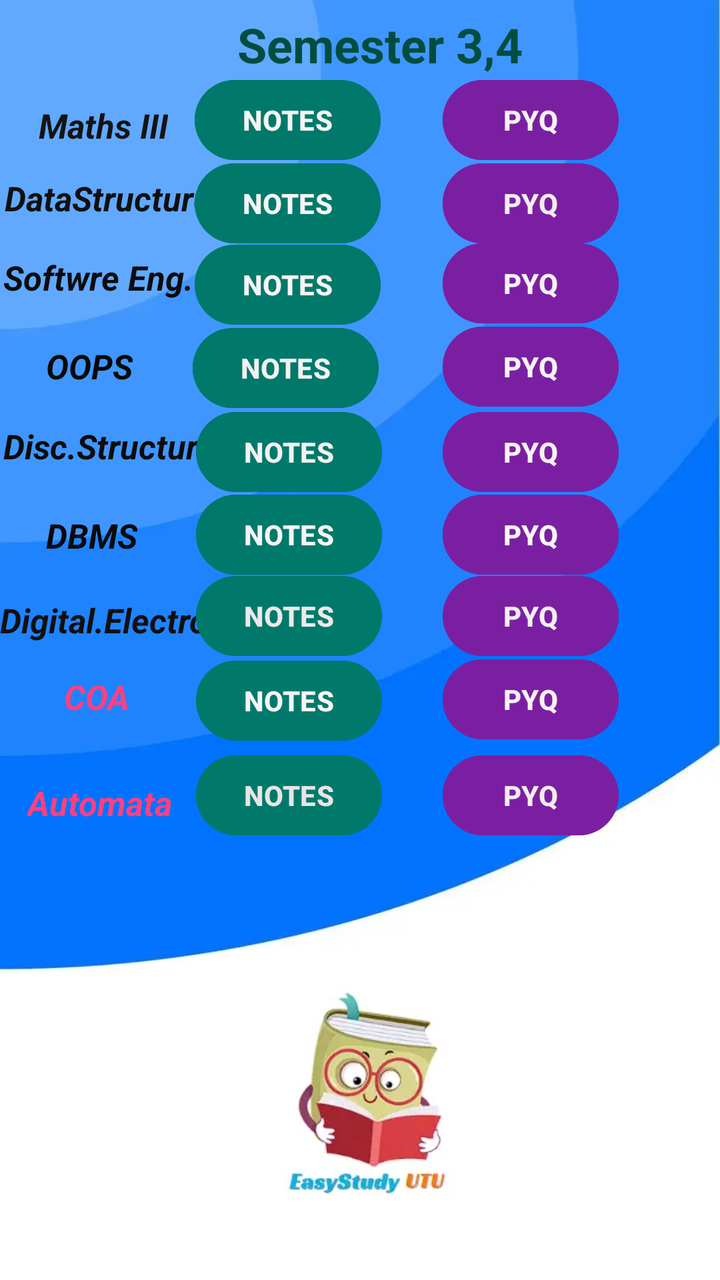
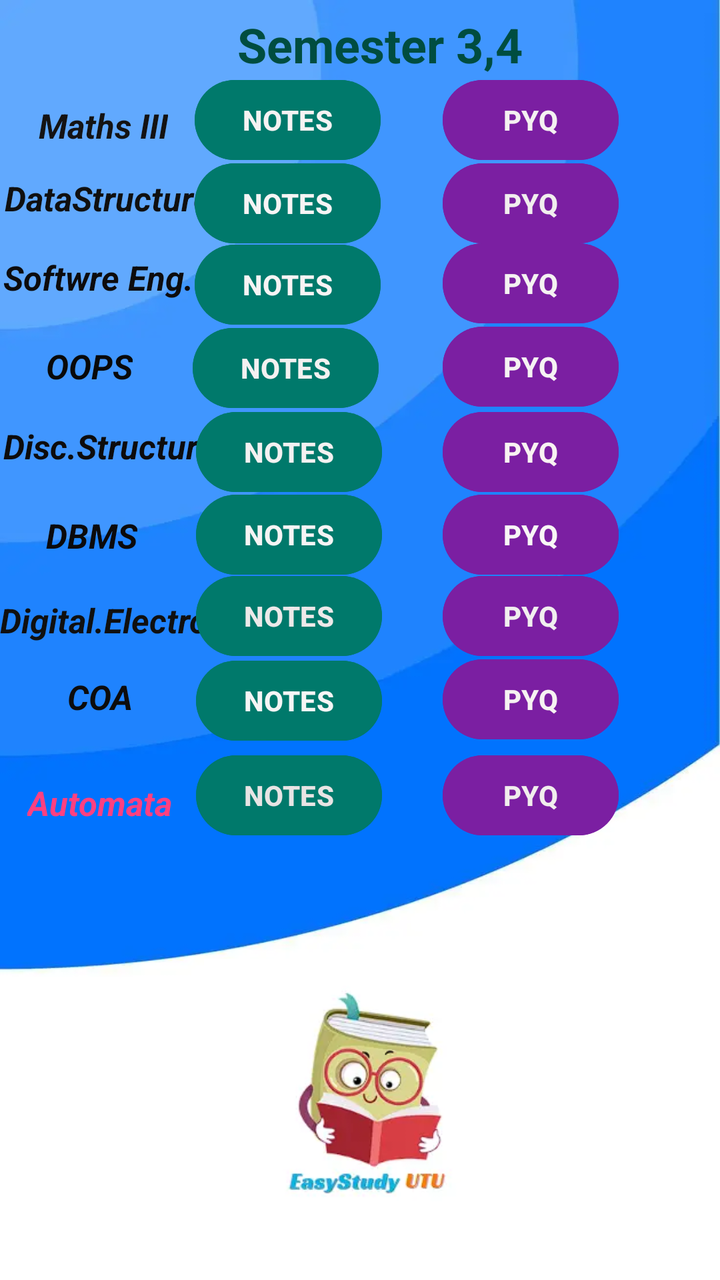

An Android layout rendered at two revisions. The XML below is the earlier revision; the diff shows what the commit changed to produce the second picture.
<!-- AndroidManifest.xml: application theme Theme.EasyStudyUTU -->
<!-- res/layout/activity_second_year.xml -->
<?xml version="1.0" encoding="utf-8"?>
<androidx.constraintlayout.widget.ConstraintLayout xmlns:android="http://schemas.android.com/apk/res/android"
    xmlns:app="http://schemas.android.com/apk/res-auto"
    xmlns:tools="http://schemas.android.com/tools"
    android:layout_width="match_parent"
    android:layout_height="match_parent"
    android:background="@drawable/background2"
    tools:context=".SecondYear">

    <TextView
        android:id="@+id/textView11"
        android:layout_width="wrap_content"
        android:layout_height="wrap_content"
        android:backgroundTint="#DFD6E1"
        android:text="Semester 3,4"
        android:textColor="#004D40"
        android:textSize="24dp"
        android:textStyle="bold"
        app:layout_constraintBottom_toBottomOf="parent"
        app:layout_constraintEnd_toEndOf="parent"
        app:layout_constraintHorizontal_bias="0.546"
        app:layout_constraintStart_toStartOf="parent"
        app:layout_constraintTop_toTopOf="parent"
        app:layout_constraintVertical_bias="0.01" />

    <ImageView
        android:id="@+id/imageView5"
        android:layout_width="160dp"
        android:layout_height="147dp"
        app:layout_constraintBottom_toBottomOf="parent"
        app:layout_constraintEnd_toEndOf="parent"
        app:layout_constraintHorizontal_bias="0.498"
        app:layout_constraintStart_toStartOf="parent"
        app:layout_constraintTop_toTopOf="parent"
        app:layout_constraintVertical_bias="0.972"
        app:srcCompat="@drawable/applogo" />

    <TextView
        android:id="@+id/textView12"
        android:layout_width="wrap_content"
        android:layout_height="wrap_content"
        android:text="Maths III"
        android:textColor="#141313"
        android:textSize="17dp"
        android:textStyle="bold|italic"
        app:layout_constraintBottom_toBottomOf="parent"
        app:layout_constraintEnd_toEndOf="parent"
        app:layout_constraintHorizontal_bias="0.066"
        app:layout_constraintStart_toStartOf="parent"
        app:layout_constraintTop_toTopOf="parent"
        app:layout_constraintVertical_bias="0.083" />

    <TextView
        android:id="@+id/textView13"
        android:layout_width="106dp"
        android:layout_height="27dp"
        android:text="DataStructure"
        android:textColor="#101010"
        android:textSize="17dp"
        android:textStyle="bold|italic"
        app:layout_constraintBottom_toBottomOf="parent"
        app:layout_constraintEnd_toEndOf="parent"
        app:layout_constraintHorizontal_bias="0.009"
        app:layout_constraintStart_toStartOf="parent"
        app:layout_constraintTop_toTopOf="parent"
        app:layout_constraintVertical_bias="0.143" />

    <Button
        android:id="@+id/math3notes"
        android:layout_width="wrap_content"
        android:layout_height="wrap_content"
        android:backgroundTint="#00796B"
        android:text="NOTES"
        android:textColor="#F6F3F3"
        android:textStyle="bold"
        app:layout_constraintBottom_toBottomOf="parent"
        app:layout_constraintEnd_toEndOf="parent"
        app:layout_constraintHorizontal_bias="0.364"
        app:layout_constraintStart_toStartOf="parent"
        app:layout_constraintTop_toTopOf="parent"
        app:layout_constraintVertical_bias="0.061" />

    <Button
        android:id="@+id/math3pyq"
        android:layout_width="wrap_content"
        android:layout_height="wrap_content"
        android:backgroundTint="#7B1FA2"
        android:text="PYQ"
        android:textColor="#F4F1F1"
        android:textStyle="bold"
        app:layout_constraintBottom_toBottomOf="parent"
        app:layout_constraintEnd_toEndOf="parent"
        app:layout_constraintHorizontal_bias="0.814"
        app:layout_constraintStart_toStartOf="parent"
        app:layout_constraintTop_toTopOf="parent"
        app:layout_constraintVertical_bias="0.061" />

    <Button
        android:id="@+id/dsanotes"
        android:layout_width="wrap_content"
        android:layout_height="wrap_content"
        android:backgroundTint="#00796B"
        android:text="NOTES"
        android:textColor="#F6F4F4"
        android:textStyle="bold"
        app:layout_constraintBottom_toBottomOf="parent"
        app:layout_constraintEnd_toEndOf="parent"
        app:layout_constraintHorizontal_bias="0.364"
        app:layout_constraintStart_toStartOf="parent"
        app:layout_constraintTop_toTopOf="parent"
        app:layout_constraintVertical_bias="0.131" />

    <Button
        android:id="@+id/dsapyq"
        android:layout_width="wrap_content"
        android:layout_height="wrap_content"
        android:backgroundTint="#7B1FA2"
        android:text="PYQ"
        android:textColor="#F1EEEE"
        android:textStyle="bold"
        app:layout_constraintBottom_toBottomOf="parent"
        app:layout_constraintEnd_toEndOf="parent"
        app:layout_constraintHorizontal_bias="0.814"
        app:layout_constraintStart_toStartOf="parent"
        app:layout_constraintTop_toTopOf="parent"
        app:layout_constraintVertical_bias="0.131" />

    <TextView
        android:id="@+id/textView14"
        android:layout_width="wrap_content"
        android:layout_height="wrap_content"
        android:text="Softwre Eng."
        android:textColor="#0D0C0D"
        android:textSize="17dp"
        android:textStyle="bold|italic"
        app:layout_constraintBottom_toBottomOf="parent"
        app:layout_constraintEnd_toEndOf="parent"
        app:layout_constraintHorizontal_bias="0.006"
        app:layout_constraintStart_toStartOf="parent"
        app:layout_constraintTop_toTopOf="parent"
        app:layout_constraintVertical_bias="0.206" />

    <Button
        android:id="@+id/softwarenotes"
        android:layout_width="wrap_content"
        android:layout_height="wrap_content"
        android:backgroundTint="#00796B"
        android:text="NOTES"
        android:textColor="#F8F4F4"
        android:textStyle="bold"
        app:layout_constraintBottom_toBottomOf="parent"
        app:layout_constraintEnd_toEndOf="parent"
        app:layout_constraintHorizontal_bias="0.364"
        app:layout_constraintStart_toStartOf="parent"
        app:layout_constraintTop_toTopOf="parent"
        app:layout_constraintVertical_bias="0.2" />

    <Button
        android:id="@+id/softwarepyq"
        android:layout_width="wrap_content"
        android:layout_height="wrap_content"
        android:backgroundTint="#7B1FA2"
        android:text="PYQ"
        android:textColor="#F4F2F2"
        android:textStyle="bold"
        app:layout_constraintBottom_toBottomOf="parent"
        app:layout_constraintEnd_toEndOf="parent"
        app:layout_constraintHorizontal_bias="0.814"
        app:layout_constraintStart_toStartOf="parent"
        app:layout_constraintTop_toTopOf="parent"
        app:layout_constraintVertical_bias="0.199" />

    <TextView
        android:id="@+id/textView15"
        android:layout_width="wrap_content"
        android:layout_height="wrap_content"
        android:text="OOPS"
        android:textColor="#090909"
        android:textSize="17dp"
        android:textStyle="bold|italic"
        app:layout_constraintBottom_toBottomOf="parent"
        app:layout_constraintEnd_toEndOf="parent"
        app:layout_constraintHorizontal_bias="0.073"
        app:layout_constraintStart_toStartOf="parent"
        app:layout_constraintTop_toTopOf="parent"
        app:layout_constraintVertical_bias="0.278" />

    <Button
        android:id="@+id/oopsnotes"
        android:layout_width="wrap_content"
        android:layout_height="wrap_content"
        android:backgroundTint="#00796B"
        android:text="NOTES"
        android:textColor="#F4F1F1"
        android:textStyle="bold"
        app:layout_constraintBottom_toBottomOf="parent"
        app:layout_constraintEnd_toEndOf="parent"
        app:layout_constraintHorizontal_bias="0.361"
        app:layout_constraintStart_toStartOf="parent"
        app:layout_constraintTop_toTopOf="parent"
        app:layout_constraintVertical_bias="0.27" />

    <Button
        android:id="@+id/oopspyq"
        android:layout_width="wrap_content"
        android:layout_height="wrap_content"
        android:backgroundTint="#7B1FA2"
        android:text="PYQ"
        android:textColor="#F6F3F3"
        android:textStyle="bold"
        app:layout_constraintBottom_toBottomOf="parent"
        app:layout_constraintEnd_toEndOf="parent"
        app:layout_constraintHorizontal_bias="0.814"
        app:layout_constraintStart_toStartOf="parent"
        app:layout_constraintTop_toTopOf="parent"
        app:layout_constraintVertical_bias="0.269" />

    <TextView
        android:id="@+id/textView16"
        android:layout_width="wrap_content"
        android:layout_height="wrap_content"
        android:text="Disc.Structure"
        android:textColor="#0D0C0C"
        android:textSize="17dp"
        android:textStyle="bold|italic"
        app:layout_constraintBottom_toBottomOf="parent"
        app:layout_constraintEnd_toEndOf="parent"
        app:layout_constraintHorizontal_bias="0.006"
        app:layout_constraintStart_toStartOf="parent"
        app:layout_constraintTop_toTopOf="parent"
        app:layout_constraintVertical_bias="0.343" />

    <Button
        android:id="@+id/discretenotes"
        android:layout_width="wrap_content"
        android:layout_height="wrap_content"
        android:backgroundTint="#00796B"
        android:text="NOTES"
        android:textColor="#F4F1F1"
        android:textStyle="bold"
        app:layout_constraintBottom_toBottomOf="parent"
        app:layout_constraintEnd_toEndOf="parent"
        app:layout_constraintHorizontal_bias="0.367"
        app:layout_constraintStart_toStartOf="parent"
        app:layout_constraintTop_toTopOf="parent"
        app:layout_constraintVertical_bias="0.341" />

    <Button
        android:id="@+id/discretepyq"
        android:layout_width="wrap_content"
        android:layout_height="wrap_content"
        android:backgroundTint="#7B1FA2"
        android:text="PYQ"
        android:textColor="#F8F2F2"
        android:textStyle="bold"
        app:layout_constraintBottom_toBottomOf="parent"
        app:layout_constraintEnd_toEndOf="parent"
        app:layout_constraintHorizontal_bias="0.814"
        app:layout_constraintStart_toStartOf="parent"
        app:layout_constraintTop_toTopOf="parent"
        app:layout_constraintVertical_bias="0.341" />

    <TextView
        android:id="@+id/textView17"
        android:layout_width="wrap_content"
        android:layout_height="wrap_content"
        android:text="DBMS"
        android:textColor="#0B0A0B"
        android:textSize="17dp"
        android:textStyle="bold|italic"
        app:layout_constraintBottom_toBottomOf="parent"
        app:layout_constraintEnd_toEndOf="parent"
        app:layout_constraintHorizontal_bias="0.073"
        app:layout_constraintStart_toStartOf="parent"
        app:layout_constraintTop_toTopOf="parent"
        app:layout_constraintVertical_bias="0.415" />

    <Button
        android:id="@+id/dbmsnotes"
        android:layout_width="wrap_content"
        android:layout_height="wrap_content"
        android:backgroundTint="#00796B"
        android:text="NOTES"
        android:textColor="#F6F4F4"
        android:textStyle="bold"
        app:layout_constraintBottom_toBottomOf="parent"
        app:layout_constraintEnd_toEndOf="parent"
        app:layout_constraintHorizontal_bias="0.367"
        app:layout_constraintStart_toStartOf="parent"
        app:layout_constraintTop_toTopOf="parent"
        app:layout_constraintVertical_bias="0.411" />

    <Button
        android:id="@+id/dbmspyq"
        android:layout_width="wrap_content"
        android:layout_height="wrap_content"
        android:backgroundTint="#7B1FA2"
        android:text="PYQ"
        android:textColor="#F8F6F6"
        android:textStyle="bold"
        app:layout_constraintBottom_toBottomOf="parent"
        app:layout_constraintEnd_toEndOf="parent"
        app:layout_constraintHorizontal_bias="0.814"
        app:layout_constraintStart_toStartOf="parent"
        app:layout_constraintTop_toTopOf="parent"
        app:layout_constraintVertical_bias="0.411" />

    <TextView
        android:id="@+id/textView18"
        android:layout_width="wrap_content"
        android:layout_height="wrap_content"
        android:text="Digital.Electro"
        android:textColor="#101010"
        android:textSize="17dp"
        android:textStyle="bold|italic"
        app:layout_constraintBottom_toBottomOf="parent"
        app:layout_constraintEnd_toEndOf="parent"
        app:layout_constraintHorizontal_bias="0.0"
        app:layout_constraintStart_toStartOf="parent"
        app:layout_constraintTop_toTopOf="parent"
        app:layout_constraintVertical_bias="0.484" />

    <Button
        android:id="@+id/digitalelectronotes"
        android:layout_width="wrap_content"
        android:layout_height="wrap_content"
        android:backgroundTint="#00796B"
        android:text="NOTES"
        android:textColor="#EDE9E9"
        android:textStyle="bold"
        app:layout_constraintBottom_toBottomOf="parent"
        app:layout_constraintEnd_toEndOf="parent"
        app:layout_constraintHorizontal_bias="0.367"
        app:layout_constraintStart_toStartOf="parent"
        app:layout_constraintTop_toTopOf="parent"
        app:layout_constraintVertical_bias="0.48" />

    <Button
        android:id="@+id/digitalelectropyq"
        android:layout_width="wrap_content"
        android:layout_height="wrap_content"
        android:backgroundTint="#7B1FA2"
        android:text="PYQ"
        android:textColor="#F1EFEF"
        android:textStyle="bold"
        app:layout_constraintBottom_toBottomOf="parent"
        app:layout_constraintEnd_toEndOf="parent"
        app:layout_constraintHorizontal_bias="0.814"
        app:layout_constraintStart_toStartOf="parent"
        app:layout_constraintTop_toTopOf="parent"
        app:layout_constraintVertical_bias="0.48" />

    <TextView
        android:id="@+id/textView19"
        android:layout_width="wrap_content"
        android:layout_height="wrap_content"
        android:text="COA"
        android:textColor="#FF4081"
        android:textSize="17dp"
        android:textStyle="bold|italic"
        app:layout_constraintBottom_toBottomOf="parent"
        app:layout_constraintEnd_toEndOf="parent"
        app:layout_constraintHorizontal_bias="0.098"
        app:layout_constraintStart_toStartOf="parent"
        app:layout_constraintTop_toTopOf="parent"
        app:layout_constraintVertical_bias="0.546" />

    <Button
        android:id="@+id/coanotes"
        android:layout_width="wrap_content"
        android:layout_height="wrap_content"
        android:backgroundTint="#00796B"
        android:text="NOTES"
        android:textColor="#F6F5F5"
        android:textStyle="bold"
        app:layout_constraintBottom_toBottomOf="parent"
        app:layout_constraintEnd_toEndOf="parent"
        app:layout_constraintHorizontal_bias="0.367"
        app:layout_constraintStart_toStartOf="parent"
        app:layout_constraintTop_toTopOf="parent"
        app:layout_constraintVertical_bias="0.551" />

    <TextView
        android:id="@+id/textView20"
        android:layout_width="wrap_content"
        android:layout_height="wrap_content"
        android:text="Automata"
        android:textColor="#FF4081"
        android:textSize="17dp"
        android:textStyle="bold|italic"
        app:layout_constraintBottom_toBottomOf="parent"
        app:layout_constraintEnd_toEndOf="parent"
        app:layout_constraintHorizontal_bias="0.047"
        app:layout_constraintStart_toStartOf="parent"
        app:layout_constraintTop_toTopOf="parent"
        app:layout_constraintVertical_bias="0.632" />

    <Button
        android:id="@+id/coapyq"
        android:layout_width="wrap_content"
        android:layout_height="wrap_content"
        android:backgroundTint="#7B1FA2"
        android:text="PYQ"
        android:textColor="#F6F2F2"
        android:textStyle="bold"
        app:layout_constraintBottom_toBottomOf="parent"
        app:layout_constraintEnd_toEndOf="parent"
        app:layout_constraintHorizontal_bias="0.814"
        app:layout_constraintStart_toStartOf="parent"
        app:layout_constraintTop_toTopOf="parent"
        app:layout_constraintVertical_bias="0.55" />

    <Button
        android:id="@+id/automatanotes"
        android:layout_width="wrap_content"
        android:layout_height="wrap_content"
        android:backgroundTint="#00796B"
        android:text="NOTES"
        android:textColor="#E8E4E4"
        android:textStyle="bold"
        app:layout_constraintBottom_toBottomOf="parent"
        app:layout_constraintEnd_toEndOf="parent"
        app:layout_constraintHorizontal_bias="0.367"
        app:layout_constraintStart_toStartOf="parent"
        app:layout_constraintTop_toTopOf="parent"
        app:layout_constraintVertical_bias="0.631" />

    <Button
        android:id="@+id/automatapyq"
        android:layout_width="wrap_content"
        android:layout_height="wrap_content"
        android:backgroundTint="#7B1FA2"
        android:text="PYQ"
        android:textColor="#F1EDED"
        android:textStyle="bold"
        app:layout_constraintBottom_toBottomOf="parent"
        app:layout_constraintEnd_toEndOf="parent"
        app:layout_constraintHorizontal_bias="0.814"
        app:layout_constraintStart_toStartOf="parent"
        app:layout_constraintTop_toTopOf="parent"
        app:layout_constraintVertical_bias="0.631" />

</androidx.constraintlayout.widget.ConstraintLayout>
<!-- resources referenced by this layout -->
<resources>
  <!-- drawable applogo: webp bitmap (drawable, 4716 bytes) -->
  <!-- drawable background2: webp bitmap (drawable, 6770 bytes) -->
  <style name="Theme.EasyStudyUTU" parent="Base.Theme.EasyStudyUTU" />
  <style name="Base.Theme.EasyStudyUTU" parent="Theme.Material3.DayNight.NoActionBar">
          
          
      </style>
</resources>

<!-- the commit's change to res/layout/activity_second_year.xml (unified diff, before → after) -->
@@ -355,12 +355,12 @@
         android:layout_width="wrap_content"
         android:layout_height="wrap_content"
         android:text="COA"
-        android:textColor="#FF4081"
-        android:textSize="17dp"
-        android:textStyle="bold|italic"
-        app:layout_constraintBottom_toBottomOf="parent"
-        app:layout_constraintEnd_toEndOf="parent"
-        app:layout_constraintHorizontal_bias="0.098"
+        android:textColor="#0D0C0C"
+        android:textSize="17dp"
+        android:textStyle="bold|italic"
+        app:layout_constraintBottom_toBottomOf="parent"
+        app:layout_constraintEnd_toEndOf="parent"
+        app:layout_constraintHorizontal_bias="0.103"
         app:layout_constraintStart_toStartOf="parent"
         app:layout_constraintTop_toTopOf="parent"
         app:layout_constraintVertical_bias="0.546" />
